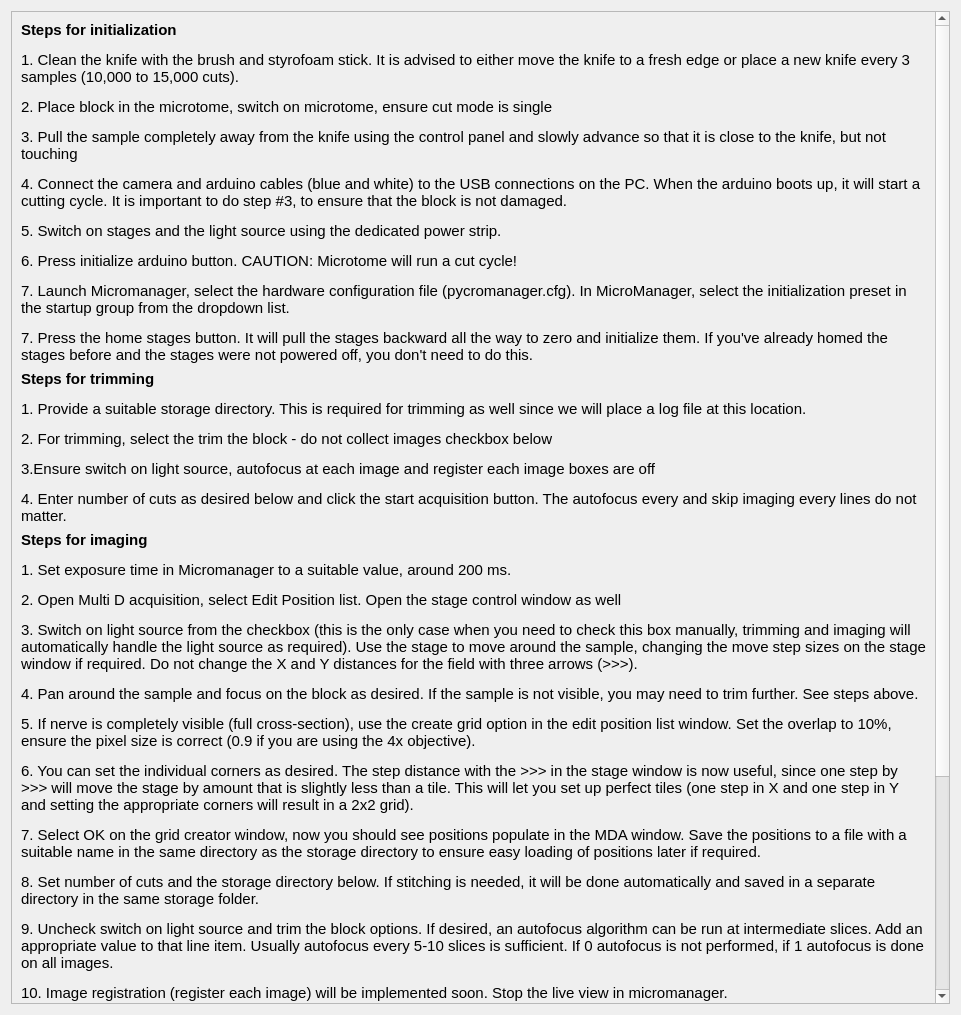
This is helpwindow.ui in ckolluru/3D-MUSE-acquire as Qt 5 draws it before an edit. The edited form follows.
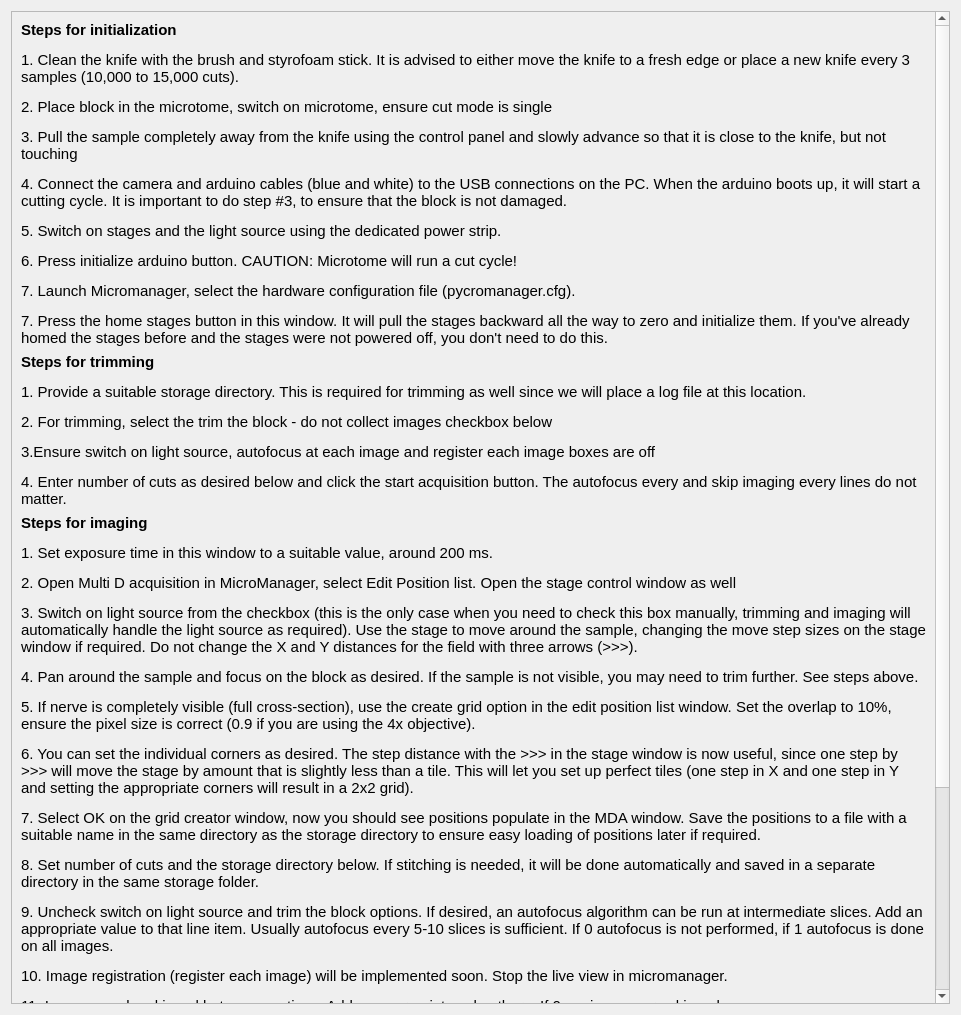
This is the edited form.

Commit message: Breaking fixes - skip imaging.

The edit to the form file:
```diff
--- a/helpwindow.ui
+++ b/helpwindow.ui
@@ -25,7 +25,7 @@
         <x>0</x>
         <y>0</y>
         <width>924</width>
-        <height>1392</height>
+        <height>1372</height>
        </rect>
       </property>
       <layout class="QVBoxLayout" name="verticalLayout_2">
@@ -46,7 +46,7 @@
           </font>
          </property>
          <property name="text">
-          <string>&lt;html&gt;&lt;head/&gt;&lt;body&gt;&lt;p&gt;&lt;span style=&quot; font-weight:600;&quot;&gt;Steps for initialization&lt;/span&gt;&lt;/p&gt;&lt;p&gt;1. Clean the knife with the brush and styrofoam stick. It is advised to either move the knife to a fresh edge or place a new knife every 3 samples (10,000 to 15,000 cuts).&lt;/p&gt;&lt;p&gt;2. Place block in the microtome, switch on microtome, ensure cut mode is single &lt;/p&gt;&lt;p&gt;3. Pull the sample completely away from the knife using the control panel and slowly advance so that it is close to the knife, but not touching &lt;/p&gt;&lt;p&gt;4. Connect the camera and arduino cables (blue and white) to the USB connections on the PC. When the arduino boots up, it will start a cutting cycle. It is important to do step #3, to ensure that the block is not damaged.&lt;/p&gt;&lt;p&gt;5. Switch on stages and the light source using the dedicated power strip. &lt;/p&gt;&lt;p&gt;6. Press initialize arduino button. CAUTION: Microtome will run a cut cycle!&lt;/p&gt;&lt;p&gt;7. Launch Micromanager, select the hardware configuration file (pycromanager.cfg). In MicroManager, select the initialization preset in the startup group from the dropdown list.&lt;/p&gt;&lt;p&gt;7. Press the home stages button. It will pull the stages backward all the way to zero and initialize them. If you've already homed the stages before and the stages were not powered off, you don't need to do this.&lt;/p&gt;&lt;/body&gt;&lt;/html&gt;</string>
+          <string>&lt;html&gt;&lt;head/&gt;&lt;body&gt;&lt;p&gt;&lt;span style=&quot; font-weight:600;&quot;&gt;Steps for initialization&lt;/span&gt;&lt;/p&gt;&lt;p&gt;1. Clean the knife with the brush and styrofoam stick. It is advised to either move the knife to a fresh edge or place a new knife every 3 samples (10,000 to 15,000 cuts).&lt;/p&gt;&lt;p&gt;2. Place block in the microtome, switch on microtome, ensure cut mode is single &lt;/p&gt;&lt;p&gt;3. Pull the sample completely away from the knife using the control panel and slowly advance so that it is close to the knife, but not touching &lt;/p&gt;&lt;p&gt;4. Connect the camera and arduino cables (blue and white) to the USB connections on the PC. When the arduino boots up, it will start a cutting cycle. It is important to do step #3, to ensure that the block is not damaged.&lt;/p&gt;&lt;p&gt;5. Switch on stages and the light source using the dedicated power strip. &lt;/p&gt;&lt;p&gt;6. Press initialize arduino button. CAUTION: Microtome will run a cut cycle!&lt;/p&gt;&lt;p&gt;7. Launch Micromanager, select the hardware configuration file (pycromanager.cfg). &lt;/p&gt;&lt;p&gt;7. Press the home stages button in this window. It will pull the stages backward all the way to zero and initialize them. If you've already homed the stages before and the stages were not powered off, you don't need to do this.&lt;/p&gt;&lt;/body&gt;&lt;/html&gt;</string>
          </property>
          <property name="wordWrap">
           <bool>true</bool>
@@ -87,7 +87,7 @@
           </font>
          </property>
          <property name="text">
-          <string>&lt;html&gt;&lt;head/&gt;&lt;body&gt;&lt;p&gt;&lt;span style=&quot; font-size:11pt;&quot;&gt;Steps for imaging&lt;/span&gt;&lt;/p&gt;&lt;p&gt;&lt;span style=&quot; font-size:11pt; font-weight:400;&quot;&gt;1. Set exposure time in Micromanager to a suitable value, around 200 ms.&lt;/span&gt;&lt;/p&gt;&lt;p&gt;&lt;span style=&quot; font-size:11pt; font-weight:400;&quot;&gt;2. Open Multi D acquisition, select Edit Position list. Open the stage control window as well&lt;/span&gt;&lt;/p&gt;&lt;p&gt;&lt;span style=&quot; font-size:11pt; font-weight:400;&quot;&gt;3. Switch on light source from the checkbox (this is the only case when you need to check this box manually, trimming and imaging will automatically handle the light source as required). Use the stage to move around the sample, changing the move step sizes on the stage window if required. Do not change the X and Y distances for the field with three arrows (&amp;gt;&amp;gt;&amp;gt;).&lt;/span&gt;&lt;/p&gt;&lt;p&gt;&lt;span style=&quot; font-size:11pt; font-weight:400;&quot;&gt;4. Pan around the sample and focus on the block as desired. If the sample is not visible, you may need to trim further. See steps above.&lt;/span&gt;&lt;/p&gt;&lt;p&gt;&lt;span style=&quot; font-size:11pt; font-weight:400;&quot;&gt;5. If nerve is completely visible (full cross-section), use the create grid option in the edit position list window. Set the overlap to 10%, ensure the pixel size is correct (0.9 if you are using the 4x objective).&lt;/span&gt;&lt;/p&gt;&lt;p&gt;&lt;span style=&quot; font-size:11pt; font-weight:400;&quot;&gt;6. You can set the individual corners as desired. The step distance with the &amp;gt;&amp;gt;&amp;gt; in the stage window is now useful, since one step by &amp;gt;&amp;gt;&amp;gt; will move the stage by amount that is slightly less than a tile. This will let you set up perfect tiles (one step in X and one step in Y and setting the appropriate corners will result in a 2x2 grid).&lt;/span&gt;&lt;/p&gt;&lt;p&gt;&lt;span style=&quot; font-size:11pt; font-weight:400;&quot;&gt;7. Select OK on the grid creator window, now you should see positions populate in the MDA window. Save the positions to a file with a suitable name in the same directory as the storage directory to ensure easy loading of positions later if required.&lt;/span&gt;&lt;/p&gt;&lt;p&gt;&lt;span style=&quot; font-size:11pt; font-weight:400;&quot;&gt;8. Set number of cuts and the storage directory below. If stitching is needed, it will be done automatically and saved in a separate directory in the same storage folder.&lt;/span&gt;&lt;/p&gt;&lt;p&gt;&lt;span style=&quot; font-size:11pt; font-weight:400;&quot;&gt;9. Uncheck switch on light source and trim the block options. If desired, an autofocus algorithm can be run at intermediate slices. Add an appropriate value to that line item. Usually autofocus every 5-10 slices is sufficient. If 0 autofocus is not performed, if 1 autofocus is done on all images.&lt;/span&gt;&lt;/p&gt;&lt;p&gt;&lt;span style=&quot; font-size:11pt; font-weight:400;&quot;&gt;10. Image registration (register each image) will be implemented soon. Stop the live view in micromanager.&lt;/span&gt;&lt;/p&gt;&lt;p&gt;&lt;span style=&quot; font-size:11pt; font-weight:400;&quot;&gt;11. Images can be skipped between sections. Add an appropriate value there. If 0, no images are skipped.&lt;/span&gt;&lt;/p&gt;&lt;p&gt;&lt;span style=&quot; font-size:11pt; font-weight:400;&quot;&gt;12. Click start acquisition button.&lt;/span&gt;&lt;/p&gt;&lt;/body&gt;&lt;/html&gt;</string>
+          <string>&lt;html&gt;&lt;head/&gt;&lt;body&gt;&lt;p&gt;&lt;span style=&quot; font-size:11pt;&quot;&gt;Steps for imaging&lt;/span&gt;&lt;/p&gt;&lt;p&gt;&lt;span style=&quot; font-size:11pt; font-weight:400;&quot;&gt;1. Set exposure time in this window to a suitable value, around 200 ms.&lt;/span&gt;&lt;/p&gt;&lt;p&gt;&lt;span style=&quot; font-size:11pt; font-weight:400;&quot;&gt;2. Open Multi D acquisition in MicroManager, select Edit Position list. Open the stage control window as well&lt;/span&gt;&lt;/p&gt;&lt;p&gt;&lt;span style=&quot; font-size:11pt; font-weight:400;&quot;&gt;3. Switch on light source from the checkbox (this is the only case when you need to check this box manually, trimming and imaging will automatically handle the light source as required). Use the stage to move around the sample, changing the move step sizes on the stage window if required. Do not change the X and Y distances for the field with three arrows (&amp;gt;&amp;gt;&amp;gt;).&lt;/span&gt;&lt;/p&gt;&lt;p&gt;&lt;span style=&quot; font-size:11pt; font-weight:400;&quot;&gt;4. Pan around the sample and focus on the block as desired. If the sample is not visible, you may need to trim further. See steps above.&lt;/span&gt;&lt;/p&gt;&lt;p&gt;&lt;span style=&quot; font-size:11pt; font-weight:400;&quot;&gt;5. If nerve is completely visible (full cross-section), use the create grid option in the edit position list window. Set the overlap to 10%, ensure the pixel size is correct (0.9 if you are using the 4x objective).&lt;/span&gt;&lt;/p&gt;&lt;p&gt;&lt;span style=&quot; font-size:11pt; font-weight:400;&quot;&gt;6. You can set the individual corners as desired. The step distance with the &amp;gt;&amp;gt;&amp;gt; in the stage window is now useful, since one step by &amp;gt;&amp;gt;&amp;gt; will move the stage by amount that is slightly less than a tile. This will let you set up perfect tiles (one step in X and one step in Y and setting the appropriate corners will result in a 2x2 grid).&lt;/span&gt;&lt;/p&gt;&lt;p&gt;&lt;span style=&quot; font-size:11pt; font-weight:400;&quot;&gt;7. Select OK on the grid creator window, now you should see positions populate in the MDA window. Save the positions to a file with a suitable name in the same directory as the storage directory to ensure easy loading of positions later if required.&lt;/span&gt;&lt;/p&gt;&lt;p&gt;&lt;span style=&quot; font-size:11pt; font-weight:400;&quot;&gt;8. Set number of cuts and the storage directory below. If stitching is needed, it will be done automatically and saved in a separate directory in the same storage folder.&lt;/span&gt;&lt;/p&gt;&lt;p&gt;&lt;span style=&quot; font-size:11pt; font-weight:400;&quot;&gt;9. Uncheck switch on light source and trim the block options. If desired, an autofocus algorithm can be run at intermediate slices. Add an appropriate value to that line item. Usually autofocus every 5-10 slices is sufficient. If 0 autofocus is not performed, if 1 autofocus is done on all images.&lt;/span&gt;&lt;/p&gt;&lt;p&gt;&lt;span style=&quot; font-size:11pt; font-weight:400;&quot;&gt;10. Image registration (register each image) will be implemented soon. Stop the live view in micromanager.&lt;/span&gt;&lt;/p&gt;&lt;p&gt;&lt;span style=&quot; font-size:11pt; font-weight:400;&quot;&gt;11. Images can be skipped between sections. Add an appropriate value there. If 0, no images are skipped.&lt;/span&gt;&lt;/p&gt;&lt;p&gt;&lt;span style=&quot; font-size:11pt; font-weight:400;&quot;&gt;12. Click start acquisition button.&lt;/span&gt;&lt;/p&gt;&lt;/body&gt;&lt;/html&gt;</string>
          </property>
          <property name="wordWrap">
           <bool>true</bool>
```
The commit also changes 7 other files.
